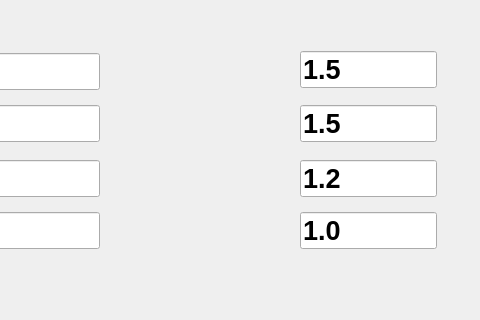
Old version of the form main/ui/billing_info.ui in the repository Blackrose/Tcutest_SerialSystem; both pictures show x 320 to 800 and y 160 to 480 of the 800 by 480 pixel window.
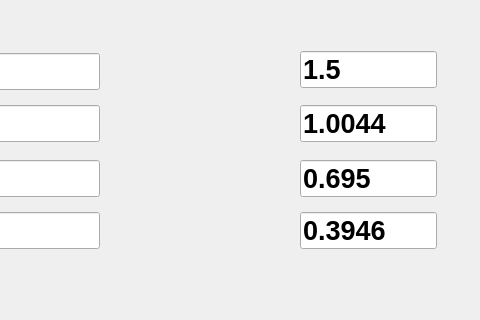
New version of the form. Icons and pictures are not drawn.

Patch:
```diff
--- a/main/ui/billing_info.ui
+++ b/main/ui/billing_info.ui
@@ -325,7 +325,7 @@
     <enum>Qt::NoFocus</enum>
    </property>
    <property name="text">
-    <string>1.0</string>
+    <string>0.3946</string>
    </property>
   </widget>
   <widget class="QLineEdit" name="flat_price">
@@ -351,7 +351,7 @@
     <enum>Qt::NoFocus</enum>
    </property>
    <property name="text">
-    <string>1.2</string>
+    <string>0.695</string>
    </property>
   </widget>
   <widget class="QLineEdit" name="peak_price">
@@ -377,7 +377,7 @@
     <enum>Qt::NoFocus</enum>
    </property>
    <property name="text">
-    <string>1.5</string>
+    <string>1.0044</string>
    </property>
   </widget>
  </widget>
```
